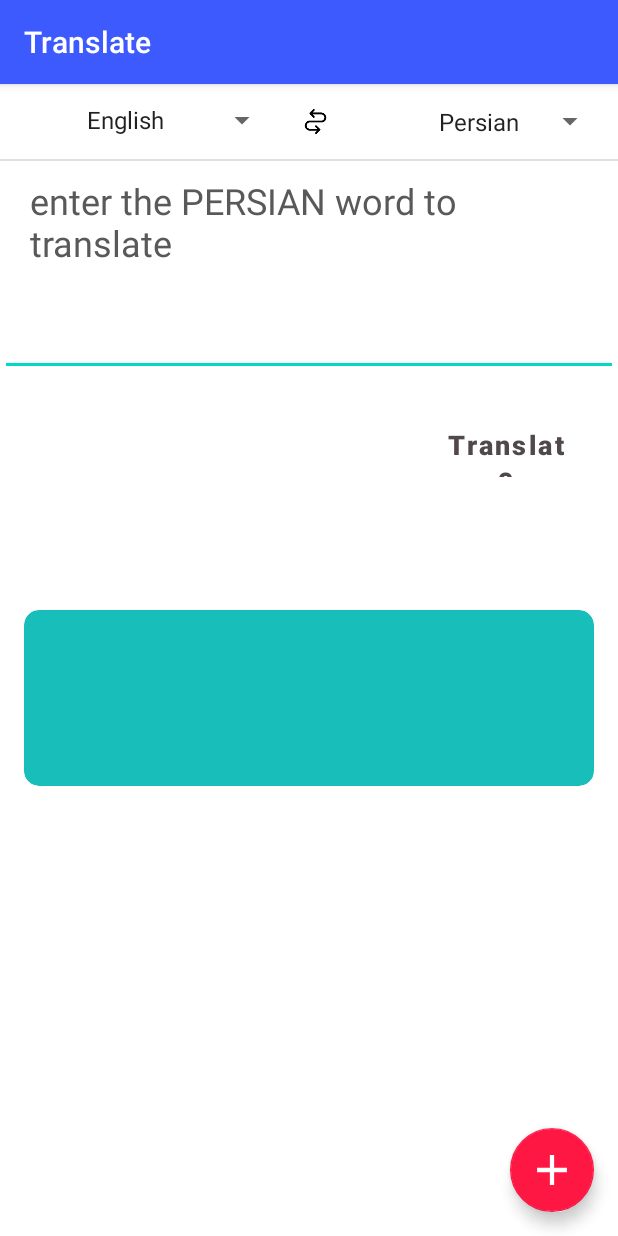
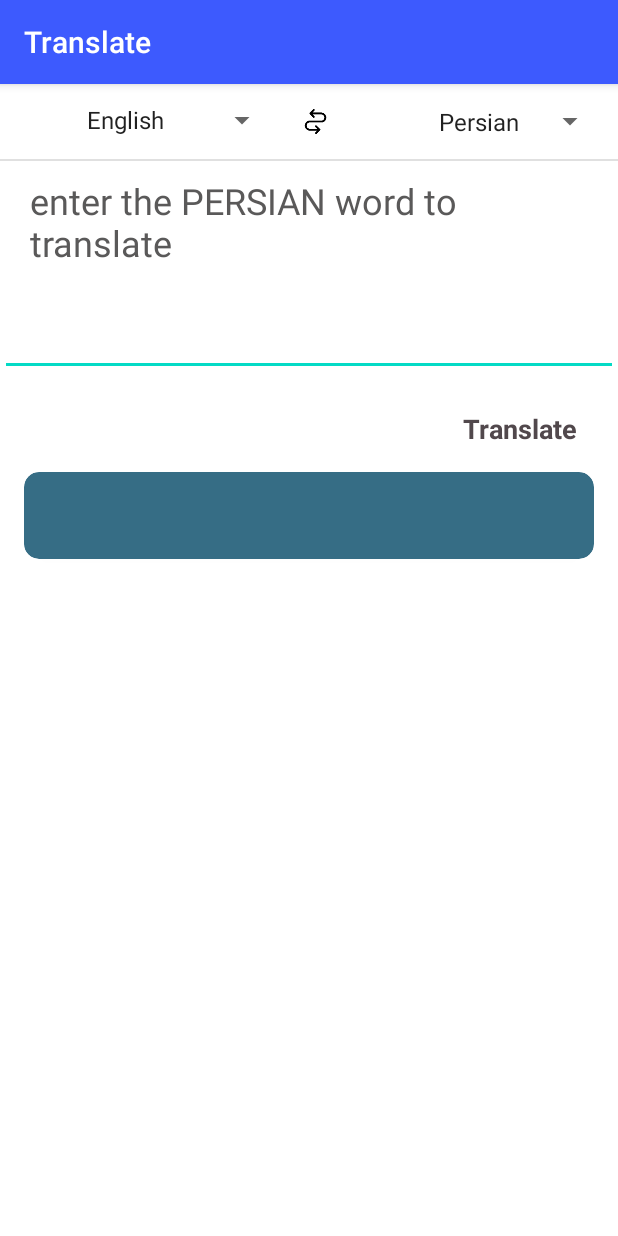
Before and after one commit to majid-moharami/Translate, an Android app: the screen it shows after launch (TranslateActivity), on a phone screen of 412 x 824 dp. Run offline under Robolectric (Android 15) with nearby library versions, the phone set to English and light mode, and no system bars.

Commit message:
create adapter and holder for recycler View to show all the word found. change the logic of translate button.

```diff
--- a/app/build.gradle
+++ b/app/build.gradle
@@ -29,6 +29,8 @@ dependencies {
     implementation 'androidx.legacy:legacy-support-v4:1.0.0'
     implementation 'androidx.cardview:cardview:1.0.0'
     implementation 'com.google.android.material:material:1.1.0'
+    implementation 'androidx.recyclerview:recyclerview:1.1.0'
+    implementation 'com.google.android.material:material:1.3.0-alpha01'
     testImplementation 'junit:junit:4.12'
     androidTestImplementation 'androidx.test.ext:junit:1.1.1'
     androidTestImplementation 'androidx.test.espresso:espresso-core:3.2.0'
--- a/app/src/main/res/layout/add_word_dialog.xml
+++ /dev/null
@@ -1,6 +0,0 @@
-<?xml version="1.0" encoding="utf-8"?>
-<androidx.constraintlayout.widget.ConstraintLayout
-    xmlns:android="http://schemas.android.com/apk/res/android" android:layout_width="match_parent"
-    android:layout_height="match_parent">
-
-</androidx.constraintlayout.widget.ConstraintLayout>
--- a/app/src/main/res/layout/fragment_base.xml
+++ b/app/src/main/res/layout/fragment_base.xml
@@ -11,20 +11,21 @@
     <androidx.cardview.widget.CardView
         android:id="@+id/result_card"
         android:layout_width="0dp"
-        android:layout_height="117dp"
+        android:layout_height="58dp"
         android:layout_marginStart="16dp"
+        android:layout_marginTop="8dp"
         android:layout_marginEnd="16dp"
-        android:layout_marginBottom="24dp"
+        android:layout_marginBottom="228dp"
         android:background="#FCFAFF"
         android:foregroundGravity="center"
-        app:cardBackgroundColor="#18BFBA"
+        app:cardBackgroundColor="#366D85"
         app:cardCornerRadius="10dp"
         app:layout_constraintBottom_toBottomOf="parent"
         app:layout_constraintEnd_toEndOf="parent"
         app:layout_constraintHorizontal_bias="0.0"
         app:layout_constraintStart_toStartOf="parent"
-        app:layout_constraintTop_toBottomOf="@+id/editText_enter_text"
-        app:layout_constraintVertical_bias="0.361">
+        app:layout_constraintTop_toBottomOf="@+id/button_translate"
+        app:layout_constraintVertical_bias="0.0">
 
         <TextView
             android:id="@+id/textView_result"
@@ -110,22 +111,6 @@
         app:layout_constraintTop_toBottomOf="@+id/divider"
         app:layout_constraintVertical_bias="0.0" />
 
-    <com.google.android.material.floatingactionbutton.FloatingActionButton
-        android:id="@+id/floatingActionButton7"
-        android:layout_width="wrap_content"
-        android:layout_height="wrap_content"
-        android:layout_marginEnd="16dp"
-        android:layout_marginBottom="16dp"
-        android:clickable="true"
-        android:src="@drawable/ic_launcher_add4_foreground"
-        app:backgroundTint="#FF1744"
-        app:layout_constraintBottom_toBottomOf="parent"
-        app:layout_constraintEnd_toEndOf="parent"
-        app:layout_constraintHorizontal_bias="1.0"
-        app:layout_constraintStart_toStartOf="parent"
-        app:layout_constraintTop_toBottomOf="@+id/result_card"
-        app:layout_constraintVertical_bias="1.0" />
-
     <Button
         android:id="@+id/button_translate"
         style="@style/Widget.MaterialComponents.Button.TextButton"
@@ -142,9 +127,21 @@
         android:textStyle="bold"
         app:layout_constraintBottom_toBottomOf="parent"
         app:layout_constraintEnd_toEndOf="parent"
-        app:layout_constraintHorizontal_bias="0.944"
+        app:layout_constraintHorizontal_bias="0.973"
         app:layout_constraintStart_toStartOf="parent"
         app:layout_constraintTop_toBottomOf="@+id/editText_enter_text"
-        app:layout_constraintVertical_bias="0.041" />
+        app:layout_constraintVertical_bias="0.011" />
+
+    <androidx.recyclerview.widget.RecyclerView
+        android:id="@+id/recycler_word"
+        android:layout_width="0dp"
+        android:layout_height="0dp"
+        android:layout_marginTop="8dp"
+        app:layout_constraintBottom_toBottomOf="parent"
+        app:layout_constraintEnd_toEndOf="parent"
+        app:layout_constraintHorizontal_bias="1.0"
+        app:layout_constraintStart_toStartOf="parent"
+        app:layout_constraintTop_toBottomOf="@+id/result_card"
+        app:layout_constraintVertical_bias="0.0" />
 
 </androidx.constraintlayout.widget.ConstraintLayout>
--- a/app/src/main/res/values/strings.xml
+++ b/app/src/main/res/values/strings.xml
@@ -14,4 +14,5 @@
     </string-array>
     <!-- TODO: Remove or change this placeholder text -->
     <string name="hello_blank_fragment">Hello blank fragment</string>
+    <string name="label">persian</string>
 </resources>
```
Also changed, not shown: app/src/main/java/com/example/translate/controller/fragment/BaseFragment.java (+141 -37 lines), app/src/main/java/com/example/translate/repository/WordDBRepository.java (+49 -27 lines), app/src/main/res/layout/translate_row.xml (added, +52 -0 lines).
